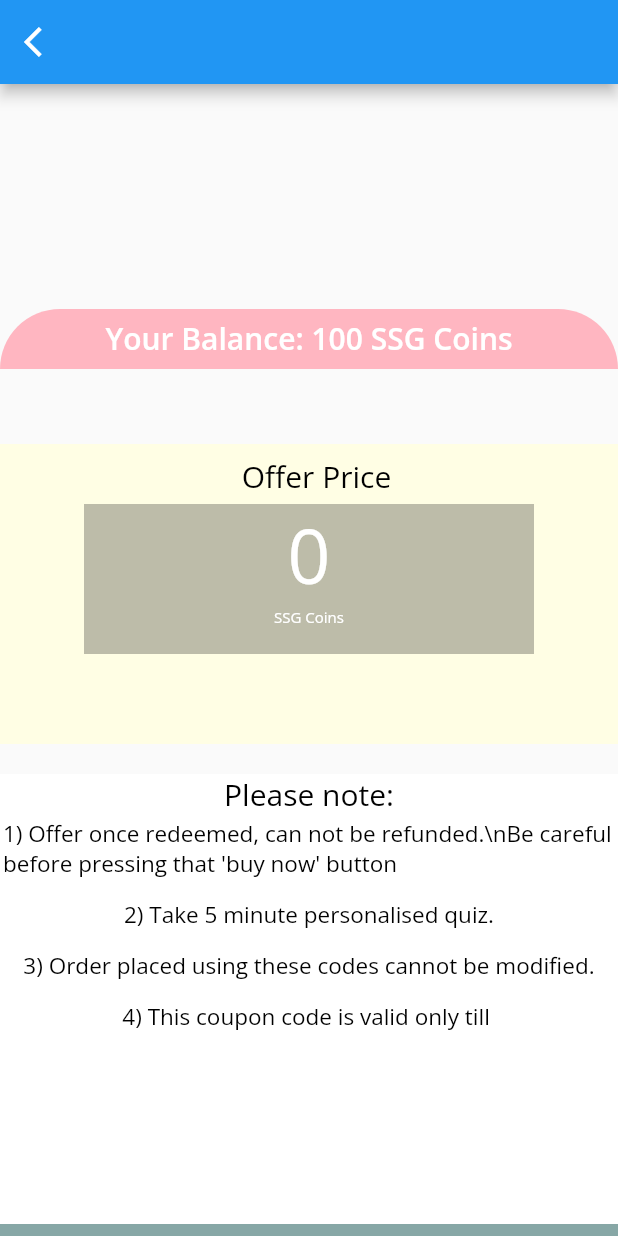
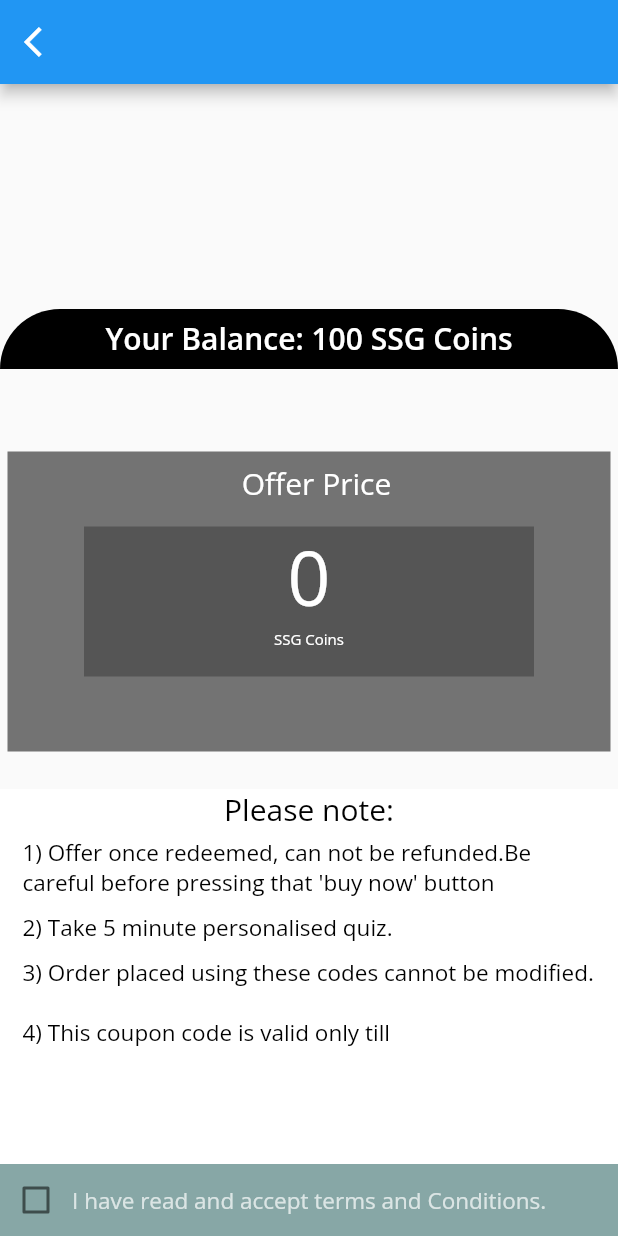
Before and after one commit to Sachin-Goud-9/bazaar_section, a Flutter app: the Confirmation screen opened directly with empty values, on a phone screen of 412 x 824 dp. Run offline on Flutter 3.47's test engine with Material 2 defaults, Android fonts, the phone set to English and light mode, and no system bars; our stand-ins replace cached_network_image, carousel_slider, equatable, flutter_bloc, google_fonts, page_transition and 3 more; missing offline and left inert: animator; network calls fail.

Commit message:
UI enhanced as per our idea's - Sachin and Himanshu

```diff
--- a/lib/main.dart
+++ b/lib/main.dart
@@ -47,7 +47,7 @@ class Myapp extends StatelessWidget{
               onPressed: () => Navigator.pop(c,true),
             ),
             FlatButton(
-              child: Text('Np'),
+              child: Text('No'),
               onPressed: () => Navigator.pop(c,false),
             ),
           ],
--- a/lib/ui/bottomNavigationbar.dart
+++ b/lib/ui/bottomNavigationbar.dart
@@ -27,7 +27,7 @@ class _HomePageState extends State<HomePage> {
               onPressed: () => Navigator.pop(c,true),
             ),
             FlatButton(
-              child: Text('Np'),
+              child: Text('No'),
               onPressed: () => Navigator.pop(c,false),
             ),
           ],
--- a/lib/ui/confirmation.dart
+++ b/lib/ui/confirmation.dart
@@ -261,7 +261,7 @@ Color lightGrey = Color(0xffe8e8ea);
                                 topRight: Radius.circular(50.0),
                               ),
                               shape: BoxShape.rectangle,
-                              color: babyPink,
+                              color: Colors.black,
                             ),
 
                       child: Center(
@@ -279,8 +279,10 @@ Color lightGrey = Color(0xffe8e8ea);
                         height: 50.0,
 
                       ),
-                      Container(
-                        color: cream,
+                      Padding(
+                        padding: EdgeInsets.all(5.0),
+                                              child: Container(
+                          color: Colors.black54,
                           width: 700.0,
                           height: 200.0,
                                               child: Column(
@@ -289,13 +291,14 @@ Color lightGrey = Color(0xffe8e8ea);
                             padding: EdgeInsets.fromLTRB(15.0, 8.0, 5.0, 5.0),
                             child: Text('Offer Price',
                             style: GoogleFonts.openSans(
-                                      color: Colors.black,
+                                        color: Colors.white,
                                         fontSize: 20,
                                       ),
                             ),
                           ),
                           SizedBox(
                             width: 20.0,
+                            height: 10.0,
                           ),
 
                           Container(
@@ -326,19 +329,18 @@ Color lightGrey = Color(0xffe8e8ea);
                                                 ],
                                               )
                         ),
+                      ),
 
                         SizedBox(
                           height: 20.0,
                         ),
                         Container(
                           color: Colors.white,
-                          height: 300.0,
-                          child: Padding(
-                            padding: EdgeInsets.all(0.0),
+                          height: 250.0,
                           child: Column(
+                            crossAxisAlignment: CrossAxisAlignment.start,
                             children: <Widget>[
-                              Padding(
-                                padding: EdgeInsets.all(0),
+                              Center(
                                                               child: Text(
                                     'Please note:',
                                     textAlign: TextAlign.left,
@@ -349,11 +351,9 @@ Color lightGrey = Color(0xffe8e8ea);
                                   ),
                               ),
                               Padding(
-                                padding: EdgeInsets.all(2.0),
+                                padding: EdgeInsets.fromLTRB(15, 5.0, 15, 5),
                                                               child: Text(
-                                    '1) Offer once redeemed, can not be refunded.\\nBe careful before pressing that \'buy now\' button',
-                                    textAlign: TextAlign.left,
-                                    textDirection: TextDirection.ltr,
+                                      '1) Offer once redeemed, can not be refunded.Be careful before pressing that \'buy now\' button',
                                       style: GoogleFonts.openSans(
                                             color: Colors.black,
 
@@ -361,26 +361,19 @@ Color lightGrey = Color(0xffe8e8ea);
                                        ),
                                     ),
                               ),
-                              SizedBox(
-                                height: 10.0,
-                              ),
                               Padding(
-                                padding: EdgeInsets.all(2.0),
+                                padding: EdgeInsets.fromLTRB(15, 5.0, 15, 5),
                                                               child: Text(
                                       '2) Take 5 minute personalised quiz.',
                                       textAlign: TextAlign.left,
-                                    textDirection: TextDirection.ltr,
                                       style: GoogleFonts.openSans(
                                             color: Colors.black,
                                             fontSize: 15,
                                        ),
                                     ),
                               ),
-                                SizedBox(
-                                height: 10.0,
-                              ),
                               Padding(
-                                padding: EdgeInsets.all(2.0),
+                                padding: EdgeInsets.fromLTRB(15, 5.0, 15, 5),
                                                               child: Text(
                                       '3) Order placed using these codes cannot be modified.',
                                       textAlign: TextAlign.left,
@@ -396,7 +389,7 @@ Color lightGrey = Color(0xffe8e8ea);
                               ),
                               Padding(
 
-                                padding: EdgeInsets.all(2.0),
+                                padding: EdgeInsets.fromLTRB(15, 5.0, 15, 5),
                                                         child: Text(
                                   '4) This coupon code is valid only till $exp_date',
                                   textAlign: TextAlign.left,
@@ -407,7 +400,6 @@ Color lightGrey = Color(0xffe8e8ea);
                                 ),
                               ),
                             ],
-                          ),
                           ),
 
                         ),
@@ -451,7 +443,7 @@ Color lightGrey = Color(0xffe8e8ea);
                 Text(
                   'Accept Terms & Conditions',
                   style: GoogleFonts.openSans(
-                                      color: Colors.white24,
+                                      color: Colors.white,
                                       fontSize: 10,
                                       fontWeight: FontWeight.w600,
                                     ),
```
Also changed, not shown: lib/ui/description.dart (+26 -32 lines), lib/ui/purchaseddetails.dart (+10 -5 lines). Lines whose indentation alone changed are shown as unchanged.
